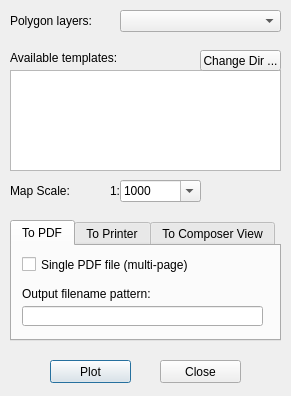
Above: batch_plotting.ui from zsiki/ls before the change. Below: the same form after it.
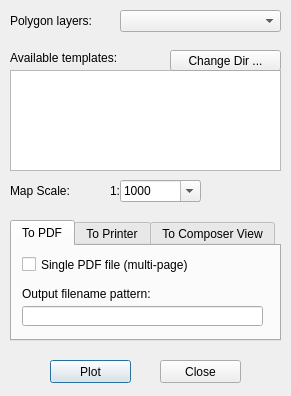
That is the form after the change.

Commit message: resize "change dir" button 2

```diff
--- a/batch_plotting.ui
+++ b/batch_plotting.ui
@@ -169,9 +169,9 @@
   <widget class="QPushButton" name="TempDirButton">
    <property name="geometry">
     <rect>
-     <x>200</x>
+     <x>170</x>
      <y>50</y>
-     <width>81</width>
+     <width>111</width>
      <height>21</height>
     </rect>
    </property>
```
